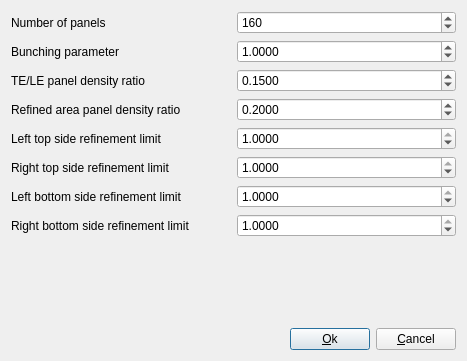
montagdude/Xoptfoil, file ui/xfoilpanelingsettings.ui: the form before one commit.
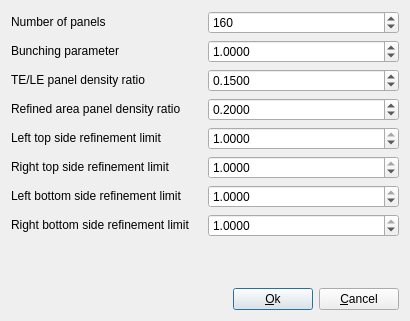
The form after the commit.

Commit message: More work on settings and dialogs

What changed in the file:
```diff
--- a/ui/xfoilpanelingsettings.ui
+++ b/ui/xfoilpanelingsettings.ui
@@ -6,12 +6,12 @@
    <rect>
     <x>0</x>
     <y>0</y>
-    <width>467</width>
-    <height>361</height>
+    <width>410</width>
+    <height>321</height>
    </rect>
   </property>
   <property name="sizePolicy">
-   <sizepolicy hsizetype="MinimumExpanding" vsizetype="MinimumExpanding">
+   <sizepolicy hsizetype="Preferred" vsizetype="Preferred">
     <horstretch>0</horstretch>
     <verstretch>0</verstretch>
    </sizepolicy>
@@ -25,7 +25,7 @@
      <item row="3" column="0">
       <widget class="QLabel" name="label_4">
        <property name="sizePolicy">
-        <sizepolicy hsizetype="Preferred" vsizetype="Preferred">
+        <sizepolicy hsizetype="Preferred" vsizetype="Fixed">
          <horstretch>0</horstretch>
          <verstretch>0</verstretch>
         </sizepolicy>
@@ -38,7 +38,7 @@
      <item row="1" column="1">
       <widget class="QDoubleSpinBox" name="cvparBox">
        <property name="sizePolicy">
-        <sizepolicy hsizetype="Preferred" vsizetype="Preferred">
+        <sizepolicy hsizetype="Preferred" vsizetype="Fixed">
          <horstretch>0</horstretch>
          <verstretch>0</verstretch>
         </sizepolicy>
@@ -60,7 +60,7 @@
      <item row="2" column="0">
       <widget class="QLabel" name="label_3">
        <property name="sizePolicy">
-        <sizepolicy hsizetype="Preferred" vsizetype="Preferred">
+        <sizepolicy hsizetype="Preferred" vsizetype="Fixed">
          <horstretch>0</horstretch>
          <verstretch>0</verstretch>
         </sizepolicy>
@@ -73,7 +73,7 @@
      <item row="4" column="1">
       <widget class="QDoubleSpinBox" name="xsref1Box">
        <property name="sizePolicy">
-        <sizepolicy hsizetype="Preferred" vsizetype="Preferred">
+        <sizepolicy hsizetype="Preferred" vsizetype="Fixed">
          <horstretch>0</horstretch>
          <verstretch>0</verstretch>
         </sizepolicy>
@@ -95,7 +95,7 @@
      <item row="5" column="0">
       <widget class="QLabel" name="label_6">
        <property name="sizePolicy">
-        <sizepolicy hsizetype="Preferred" vsizetype="Preferred">
+        <sizepolicy hsizetype="Preferred" vsizetype="Fixed">
          <horstretch>0</horstretch>
          <verstretch>0</verstretch>
         </sizepolicy>
@@ -111,7 +111,7 @@
      <item row="7" column="1">
       <widget class="QDoubleSpinBox" name="xpref2Box">
        <property name="sizePolicy">
-        <sizepolicy hsizetype="Minimum" vsizetype="Preferred">
+        <sizepolicy hsizetype="Minimum" vsizetype="Fixed">
          <horstretch>0</horstretch>
          <verstretch>0</verstretch>
         </sizepolicy>
@@ -133,7 +133,7 @@
      <item row="3" column="1">
       <widget class="QDoubleSpinBox" name="ctrratBox">
        <property name="sizePolicy">
-        <sizepolicy hsizetype="Preferred" vsizetype="Preferred">
+        <sizepolicy hsizetype="Preferred" vsizetype="Fixed">
          <horstretch>0</horstretch>
          <verstretch>0</verstretch>
         </sizepolicy>
@@ -155,7 +155,7 @@
      <item row="4" column="0">
       <widget class="QLabel" name="label_5">
        <property name="sizePolicy">
-        <sizepolicy hsizetype="Preferred" vsizetype="Preferred">
+        <sizepolicy hsizetype="Preferred" vsizetype="Fixed">
          <horstretch>0</horstretch>
          <verstretch>0</verstretch>
         </sizepolicy>
@@ -171,7 +171,7 @@
      <item row="6" column="0">
       <widget class="QLabel" name="label_7">
        <property name="sizePolicy">
-        <sizepolicy hsizetype="Preferred" vsizetype="Preferred">
+        <sizepolicy hsizetype="Preferred" vsizetype="Fixed">
          <horstretch>0</horstretch>
          <verstretch>0</verstretch>
         </sizepolicy>
@@ -187,7 +187,7 @@
      <item row="2" column="1">
       <widget class="QDoubleSpinBox" name="cteratBox">
        <property name="sizePolicy">
-        <sizepolicy hsizetype="Preferred" vsizetype="Preferred">
+        <sizepolicy hsizetype="Preferred" vsizetype="Fixed">
          <horstretch>0</horstretch>
          <verstretch>0</verstretch>
         </sizepolicy>
@@ -209,7 +209,7 @@
      <item row="7" column="0">
       <widget class="QLabel" name="label_8">
        <property name="sizePolicy">
-        <sizepolicy hsizetype="Preferred" vsizetype="Preferred">
+        <sizepolicy hsizetype="Preferred" vsizetype="Fixed">
          <horstretch>0</horstretch>
          <verstretch>0</verstretch>
         </sizepolicy>
@@ -225,7 +225,7 @@
      <item row="0" column="0">
       <widget class="QLabel" name="label">
        <property name="sizePolicy">
-        <sizepolicy hsizetype="Preferred" vsizetype="Preferred">
+        <sizepolicy hsizetype="Preferred" vsizetype="Fixed">
          <horstretch>0</horstretch>
          <verstretch>0</verstretch>
         </sizepolicy>
@@ -238,7 +238,7 @@
      <item row="1" column="0">
       <widget class="QLabel" name="label_2">
        <property name="sizePolicy">
-        <sizepolicy hsizetype="Preferred" vsizetype="Preferred">
+        <sizepolicy hsizetype="Preferred" vsizetype="Fixed">
          <horstretch>0</horstretch>
          <verstretch>0</verstretch>
         </sizepolicy>
@@ -251,7 +251,7 @@
      <item row="0" column="1">
       <widget class="QSpinBox" name="npanBox">
        <property name="sizePolicy">
-        <sizepolicy hsizetype="Preferred" vsizetype="Preferred">
+        <sizepolicy hsizetype="Preferred" vsizetype="Fixed">
          <horstretch>0</horstretch>
          <verstretch>0</verstretch>
         </sizepolicy>
@@ -270,7 +270,7 @@
      <item row="5" column="1">
       <widget class="QDoubleSpinBox" name="xsref2Box">
        <property name="sizePolicy">
-        <sizepolicy hsizetype="Preferred" vsizetype="Preferred">
+        <sizepolicy hsizetype="Preferred" vsizetype="Fixed">
          <horstretch>0</horstretch>
          <verstretch>0</verstretch>
         </sizepolicy>
@@ -292,7 +292,7 @@
      <item row="6" column="1">
       <widget class="QDoubleSpinBox" name="xpref1Box">
        <property name="sizePolicy">
-        <sizepolicy hsizetype="Preferred" vsizetype="Preferred">
+        <sizepolicy hsizetype="Preferred" vsizetype="Fixed">
          <horstretch>0</horstretch>
          <verstretch>0</verstretch>
         </sizepolicy>
@@ -332,7 +332,7 @@
       <number>6</number>
      </property>
      <property name="sizeConstraint">
-      <enum>QLayout::SetMinimumSize</enum>
+      <enum>QLayout::SetDefaultConstraint</enum>
      </property>
      <item>
       <spacer name="horizontalSpacer">
@@ -350,7 +350,7 @@
      <item>
       <widget class="QPushButton" name="okButton">
        <property name="sizePolicy">
-        <sizepolicy hsizetype="Preferred" vsizetype="Preferred">
+        <sizepolicy hsizetype="Preferred" vsizetype="Fixed">
          <horstretch>0</horstretch>
          <verstretch>0</verstretch>
         </sizepolicy>
@@ -372,7 +372,7 @@
      <item>
       <widget class="QPushButton" name="cancelButton">
        <property name="sizePolicy">
-        <sizepolicy hsizetype="Preferred" vsizetype="Preferred">
+        <sizepolicy hsizetype="Preferred" vsizetype="Fixed">
          <horstretch>0</horstretch>
          <verstretch>0</verstretch>
         </sizepolicy>
```
The commit also changes 6 other files.
